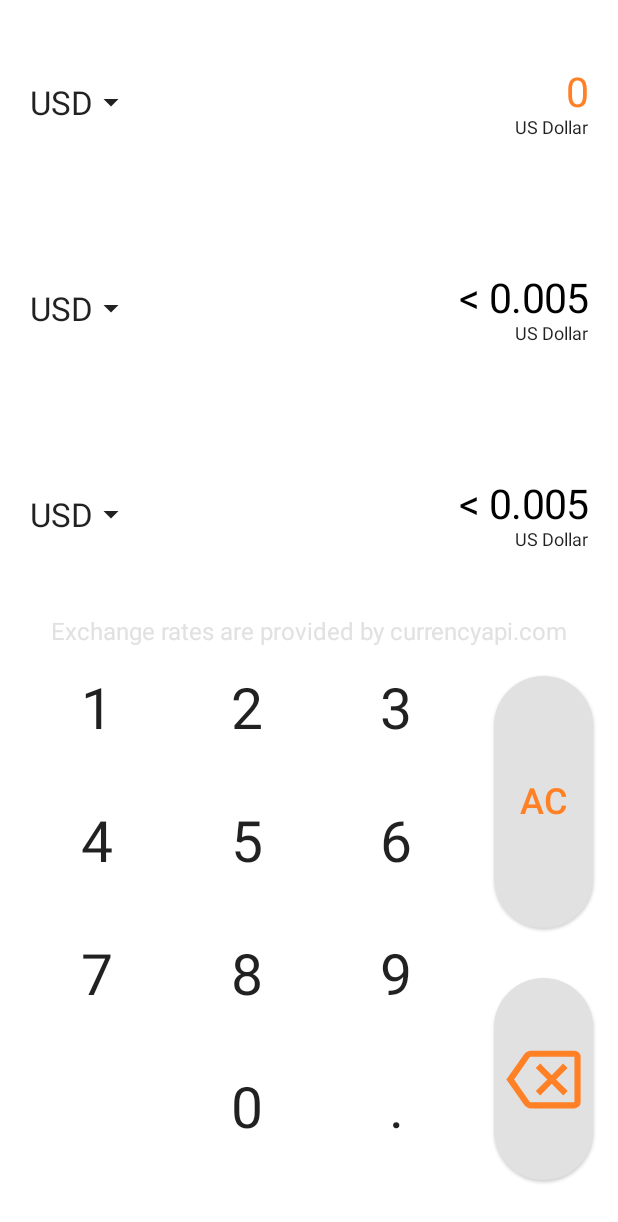
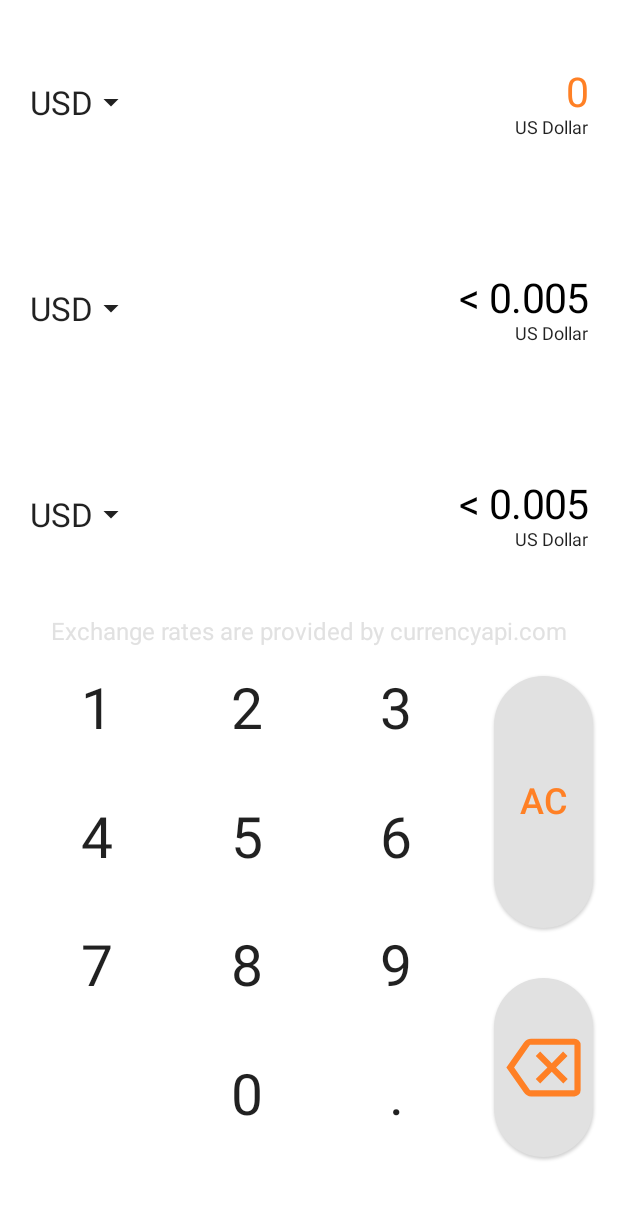
Before and after one commit to PatrykMyalski/SimpleCurrencyCalculator, an Android app built with Jetpack Compose: the composable HomeScreenMainView shown on its own in the app's theme, after a tap on "arrow back", on a phone screen of 412 x 824 dp. Shown: the top 1222 px of the screen. Run offline under Robolectric (Android 15) with nearby library versions, the phone set to English and light mode, and no system bars; our stand-ins replace Firebase (no records; nobody signed in at launch, a user with empty details on screens opened directly); 2 statements that could not run were skipped.

Commit message:
Added comments, small fixes

```diff
--- a/app/src/main/java/com/patmya/simplecurrencycalculator/homeScreen/HomeScreen.kt
+++ b/app/src/main/java/com/patmya/simplecurrencycalculator/homeScreen/HomeScreen.kt
@@ -84,8 +84,6 @@ fun HomeScreen(
 @Composable
 fun HomeScreenMainView(viewModel: HomeScreenViewModel, onUpdate: (List<InputD>) -> Unit) {
 
-    // TODO only for development
-    //viewModel.transformData()
     val showCurrencyChange = remember {
         mutableStateOf(false)
     }
@@ -133,10 +131,6 @@ fun HomeScreenMainView(viewModel: HomeScreenViewModel, onUpdate: (List<InputD>)
             }
         }
         if (showCurrencyChange.value) {
-/*            preGeneratedCurrencyChange(viewModel){
-                showCurrencyChange.value = false
-                viewModel.currenciesChangeMenuOpenedFrom.value = 0
-            }*/
             CurrencyChange(viewModel, onExit = {
                 showCurrencyChange.value = false
                 viewModel.currenciesChangeMenuOpenedFrom.value = 0
@@ -154,7 +148,6 @@ fun CurrencyChange(
     onExit: () -> Unit,
     onUpdate: (List<InputD>) -> Unit,
 ) {
-
 
     val interactionSource = MutableInteractionSource()
 
--- a/app/src/main/java/com/patmya/simplecurrencycalculator/homeScreen/HomeScreenComponents.kt
+++ b/app/src/main/java/com/patmya/simplecurrencycalculator/homeScreen/HomeScreenComponents.kt
@@ -76,7 +76,7 @@ fun NumbersNest(
 
         Column(
             modifier = Modifier
-                .padding(top = 20.dp)
+                .padding(top = 20.dp, bottom = 10.dp)
                 .fillMaxWidth(0.8f)
                 .fillMaxHeight(0.9f),
             verticalArrangement = Arrangement.SpaceBetween,
@@ -118,7 +118,7 @@ fun NumbersNest(
                 }
             }
             Card(
-                modifier = Modifier.fillMaxSize(0.8f),
+                modifier = Modifier.fillMaxSize(0.8f).padding(bottom = 15.dp),
                 shape = CircleShape,
                 elevation = 1.dp,
                 backgroundColor = cardBGColor
--- a/app/src/main/java/com/patmya/simplecurrencycalculator/homeScreen/HomeScreenViewModel.kt
+++ b/app/src/main/java/com/patmya/simplecurrencycalculator/homeScreen/HomeScreenViewModel.kt
@@ -24,30 +24,36 @@ import java.math.RoundingMode
 
 class HomeScreenViewModel : ViewModel() {
 
+    // References from firebase
     private val dbFireStore = Firebase.firestore
     private val infoReference = dbFireStore.collection("info").document("GyyBIwmt8fDfTBAipZ5h")
     private val dataReference = dbFireStore.collection("data").document("6uf5lDeR8fpW0TOntk3V")
 
+    // States of inputs, later will be added to list, needs to be separated for UI
     val firstInputState = mutableStateOf(MInputState())
+    val secondInputState = mutableStateOf(MInputState())
+    val thirdInputState = mutableStateOf(MInputState())
+    private val listOfInputs = arrayListOf(firstInputState, secondInputState, thirdInputState)
 
-    val secondInputState = mutableStateOf(MInputState())
-
-    val thirdInputState = mutableStateOf(MInputState())
-
+    // index of input state user is currently typing
     private var indexOfActive = mutableStateOf<Int?>(null)
 
+    // in which input user wants yo change currency
     val currenciesChangeMenuOpenedFrom = mutableStateOf(0)
 
+    // list of all currencies, it will be override with loadData()
     var listForChangeCurrency: MutableList<List<String?>> = mutableStateListOf()
 
+    // object that holds all needed info about currencies, it will be override with loadData()
     private val currenciesInfo = mutableStateOf<CurrenciesInfo?>(null)
 
+    // object that hold exchange rate of all currencies, it will be override with loadData()
     private val currenciesData = mutableStateOf<CurrenciesData?>(null)
 
+    // provides info to UI that data is loaded or not
     val dataLoaded = mutableStateOf(false)
 
-    private val listOfInputs = arrayListOf(firstInputState, secondInputState, thirdInputState)
-
+    // responsible for adding currentNumber and number user want to be added in active input field
     private fun addNumbers(currentNumber: String, adding: Char): String {
 
         return if (currentNumber == "0" && adding != '.') {
@@ -57,16 +63,20 @@ class HomeScreenViewModel : ViewModel() {
         }
     }
 
+    // function for backspace button
     private fun deleteLast(currentNumber: String): String {
-        return if (currentNumber == "0" || currentNumber.length == 1) return "0" else currentNumber.dropLast(
+
+        return if (currentNumber == "0" || currentNumber.length == 1 || currentNumber == "< 0.005") return "0" else currentNumber.dropLast(
             1
         )
     }
 
+    // preventing user from inputting two dots in number
     private fun checkIfNumberFormatException(number: String, adding: Char): Boolean {
         return '.' in number && adding == '.'
     }
 
+    // calculating inputted value, rounding it and returning it as string
     private fun calculateValue(
         calculateToUsdOfBaseInput: Double,
         valueOfActiveInput: String,
@@ -77,9 +87,12 @@ class HomeScreenViewModel : ViewModel() {
             valueOfActiveInput.toDouble() * calculateToUsdOfBaseInput / calculateToUsdOfActiveInput
 
         val rounded = BigDecimal(number).setScale(2, RoundingMode.HALF_UP).toString()
+
+        // checking if value is bigger than 0.005 if not then info about that is provided to user
         return if (rounded.take(4) == "0.00") "< 0.005" else rounded
     }
 
+    // on every key stroke data about inputs value and currencies chosen is saved in ROOM
     private fun updateRoom(): List<InputD> {
         val listToUpdate = listOfInputs.mapIndexed { index, mutableState ->
             val state = mutableState.value
@@ -99,6 +112,7 @@ class HomeScreenViewModel : ViewModel() {
         return listToUpdate
     }
 
+    // changing current active input that user will put numbers in
     fun focusInput(position: Int) {
         indexOfActive.value = position
         firstInputState.value = firstInputState.value.copy(active = position == 0)
@@ -106,6 +120,7 @@ class HomeScreenViewModel : ViewModel() {
         thirdInputState.value = thirdInputState.value.copy(active = position == 2)
     }
 
+    // main function responsible for changing values in input fields
     fun changeInput(number: Char, onUpdate: (List<InputD>) -> Unit) {
 
         if (checkIfNumberFormatException(
@@ -115,20 +130,25 @@ class HomeScreenViewModel : ViewModel() {
 
         var valueOfInput = listOfInputs[indexOfActive.value!!].value.value!!
 
+        // preventing user from inputting more than two digits after dot
         if ('.' in valueOfInput) {
             if (valueOfInput.length - valueOfInput.indexOf('.') == 3) return
         }
 
+        // when user want to input number in field that previously showed "< 0.005" info for calculation purpose
         if (valueOfInput == "< 0.005") valueOfInput = "0"
 
         val calculateToUsdOfActiveInput = listOfInputs[indexOfActive.value!!].value.calculateToUSD
 
+        // iterating through listOfInputs and changing state for each
         for ((index, inputState) in listOfInputs.withIndex()) {
             when (index) {
                 0 -> firstInputState.value = firstInputState.value.copy(
+                    // for each input checking if input field is active, if it is then we only use addNumbers function
                     value = if (inputState.value.active!!) {
                         addNumbers(valueOfInput, number)
                     } else {
+                        // in other case we are calculating input value
                         calculateValue(
                             inputState.value.calculateToUSD!!,
                             addNumbers(valueOfInput, number),
@@ -160,18 +180,23 @@ class HomeScreenViewModel : ViewModel() {
                 )
             }
         }
+        // updating room
         onUpdate(updateRoom())
     }
 
+    // responsible for searching currency on changing currency menu
     fun searchCurrency(input: String, onDone: (MutableList<List<String?>>) -> Unit) {
 
         val info = currenciesInfo.value?.data!!
 
+        // empty list that in future will hold that search query found
         val listForSearch = mutableListOf<List<String?>>()
 
         when (input) {
+            // here are cases of currency codes which length is different than 3
             "avax" -> {
                 val i = info["AVAX"]!!
+                // returning list consisting only of code and full currency name
                 onDone(mutableListOf(listOf(i.code, i.name)))
 
             }
@@ -180,20 +205,26 @@ class HomeScreenViewModel : ViewModel() {
                 onDone(mutableListOf(listOf(i.code, i.name)))
             }
             else -> {
-
+                // iterating through list that is made from list of currency code [0] and full currency title [1]
                 listForChangeCurrency.forEach {
 
+                    // getting code and title in case of finding it
                     val code = it[0]!!
                     val title = it[1]!!
+
+                    // transforming for future comparison with user input that also is lowercase in composable function
                     val codeLowercase = code.lowercase()
                     val titleLowercase = title.lowercase()
 
+                    // list of code, title pair if it will match and will be later added to listForSearch
                     val ifCorrectToUpdate = listOf(code, title)
 
+                    // if input length is 3, only checking currency codes
                     if (input.length == 3) {
                         if (codeLowercase == input) {
                             listForSearch += ifCorrectToUpdate
                         }
+                    // if its length is different, checking title matching with input
                     } else {
                         if (input in titleLowercase) {
                             listForSearch += ifCorrectToUpdate
@@ -201,6 +232,7 @@ class HomeScreenViewModel : ViewModel() {
                     }
 
                 }
+                // if there is nothing found, returning list consisting of element that will inform of unsuccessful search
                 if (listForSearch.isEmpty()) {
                     onDone(mutableListOf(listOf("", "Not Found")))
                 } else onDone(listForSearch)
@@ -209,11 +241,16 @@ class HomeScreenViewModel : ViewModel() {
     }
 
 
+    // function that is handling currency change
     fun changeCurrency(code: String, onUpdate: (List<InputD>) -> Unit) {
 
+        // code is passed from composable and it is pointing at currency code
+        // getting there exchange rates of new currency
         val calculateToUsdValue = currenciesData.value?.data!![code]?.value
+        // getting data of new currency
         val newCurrency = currenciesInfo.value!!.data?.get(code)!!
 
+        // iterating and changing currency of field that changing menu was opened
         when (currenciesChangeMenuOpenedFrom.value) {
             0 -> firstInputState.value = firstInputState.value.copy(
                 currency = code, calculateToUSD = calculateToUsdValue, fullTitle = newCurrency.name
@@ -231,6 +268,7 @@ class HomeScreenViewModel : ViewModel() {
         val calculateToUsdOfActiveInput = listOfInputs[indexOfActive.value!!].value.calculateToUSD!!
 
 
+        // calculating all values
         for ((index, state) in listOfInputs.withIndex()) {
 
             if (indexOfActive.value != index) {
@@ -259,22 +297,26 @@ class HomeScreenViewModel : ViewModel() {
                 }
             }
         }
+        // updating ROOM
         onUpdate(updateRoom())
     }
 
 
+    // handling AC click
     fun clearInputs() {
         firstInputState.value = firstInputState.value.copy(value = "0")
         secondInputState.value = secondInputState.value.copy(value = "0")
         thirdInputState.value = thirdInputState.value.copy(value = "0")
     }
 
+    //handling backSpace click
     fun backSpace() {
 
         val valueOfActiveInput = deleteLast(listOfInputs[indexOfActive.value!!].value.value!!)
 
         val calculateToUsdOfActiveInput = listOfInputs[indexOfActive.value!!].value.calculateToUSD
 
+        // calculating values of all fields according to active input filed change
         for ((index, inputState) in listOfInputs.withIndex()) {
             when (index) {
                 0 -> firstInputState.value = firstInputState.value.copy(
@@ -317,8 +359,12 @@ class HomeScreenViewModel : ViewModel() {
     }
 
 
+    // loading data on app launch
     fun loadData(inputData: List<InputD>) {
+        // input data is data that is passed from main activity out of ROOM
 
+        // getting reference from firebase,
+        // transforming infoData and exchange rates to usable objects
         infoReference.get().addOnSuccessListener { infoData ->
             val j = infoData.toObject<CurrenciesInfo>()
             currenciesInfo.value = j
@@ -326,11 +372,13 @@ class HomeScreenViewModel : ViewModel() {
                 val d = data.toObject<CurrenciesData>()
                 currenciesData.value = d
 
+                // overriding listForChangeCurrency with lists of currency code and full currency title pairs
                 listForChangeCurrency = currenciesInfo.value?.data!!.map { (key, value) ->
                     listOf(key, value.name)
-
+                // sorting it alphabetically
                 }.sortedBy { it[0] }.toMutableList()
 
+                // iterating through data of inputs, transforming to usable objects and overriding state
                 inputData.forEachIndexed { index, inputD ->
                     if (inputD.active == true) indexOfActive.value = index
                     val inputValues = MInputState(
@@ -346,7 +394,7 @@ class HomeScreenViewModel : ViewModel() {
                         2 -> thirdInputState.value = inputValues
                     }
                 }
-
+                // when everything went well then dataLoaded value can be changed to true and UI will be shown to user
                 dataLoaded.value =
                     currenciesInfo.value != null && currenciesData.value != null && listOfInputs.isNotEmpty()
 
@@ -358,6 +406,7 @@ class HomeScreenViewModel : ViewModel() {
         }
     }
 
+    // legacy function that was responsible for api request and passing it to firebase as a method to walk around api limitations
     fun transformData() {
 
 
```
Also changed, not shown: app/src/main/java/com/patmya/simplecurrencycalculator/MainActivity.kt (+11 -4 lines).
